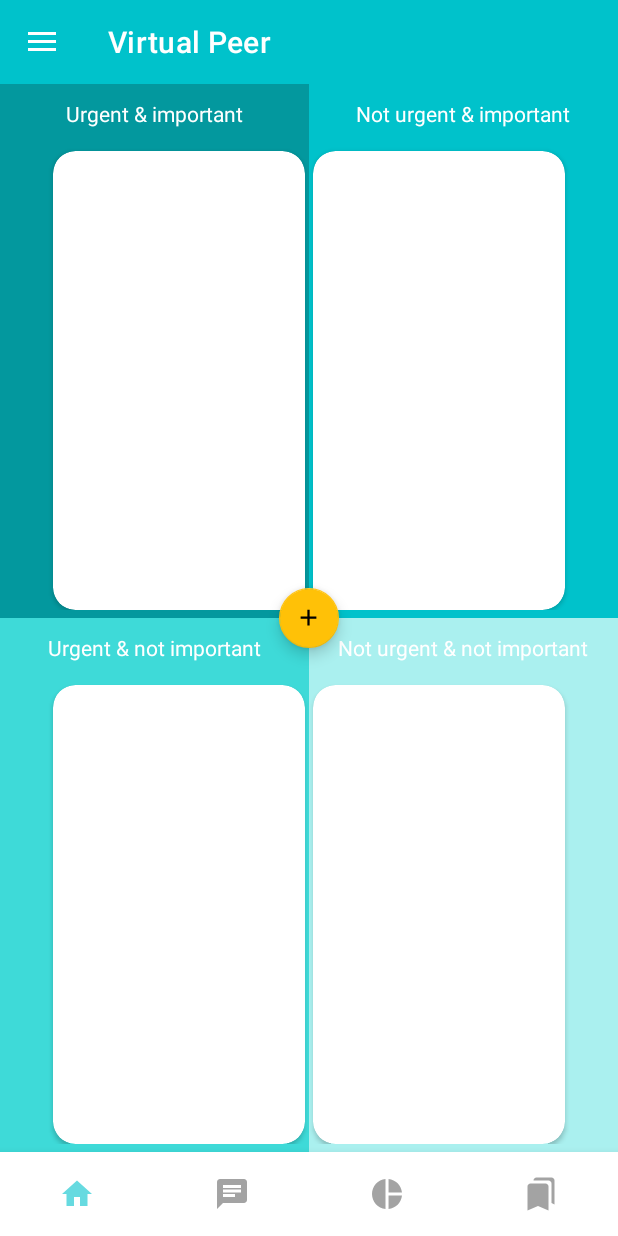
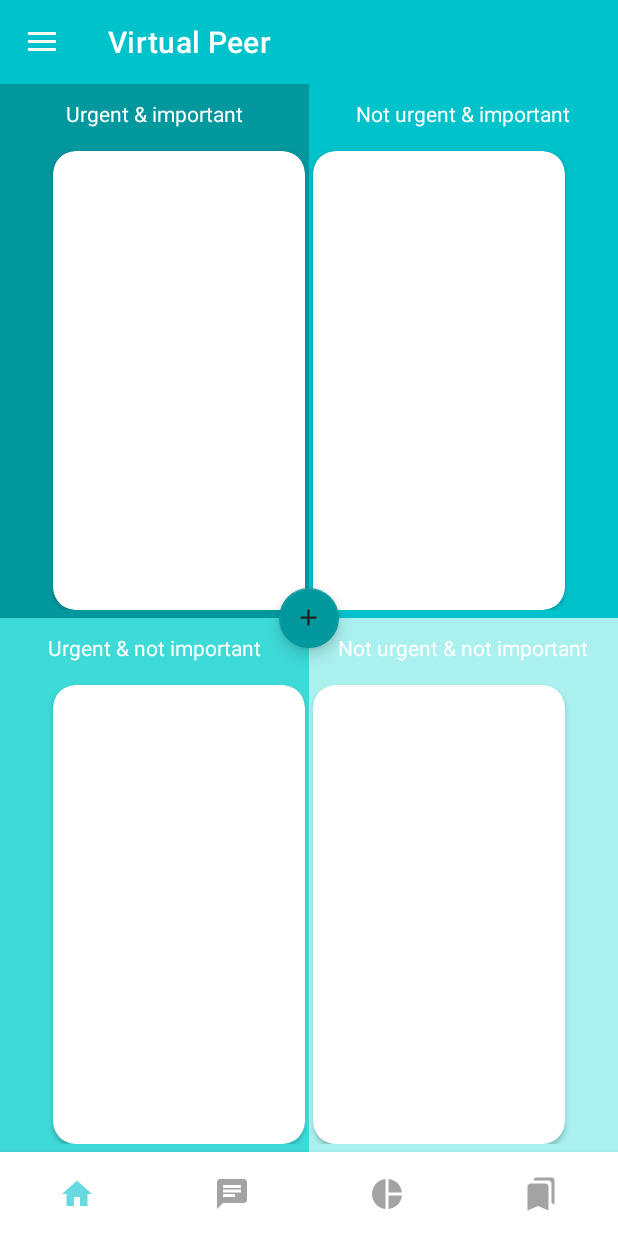
Before and after one commit to jmaagk/virtual-peer-android, an Android app: the screen it shows after launch (MainActivity), after a tap on "Eisenhower Matrix", on a phone screen of 412 x 824 dp. Run offline under Robolectric (Android 15) with nearby library versions, the phone set to English and light mode, and no system bars; 2 statements that could not run were skipped.

Commit message:
Change color of FAB in Eisenhower Matrix
This button was previously yellowish (the app's accent color).
This change was done to align the app with the app's UI concept.

```diff
--- a/app/src/main/res/layout/fragment_eisenhower_matrix.xml
+++ b/app/src/main/res/layout/fragment_eisenhower_matrix.xml
@@ -16,6 +16,8 @@
         android:src="@drawable/ic_add"
         app:fabSize="mini"
         app:maxImageSize="18dp"
+        app:backgroundTint="@color/colorTaskUrgentImportant"
+        app:tint="@color/colorText"
         android:scaleType="center" />
 
     <include layout="@layout/view_eisenhower_matrix_part"
```
